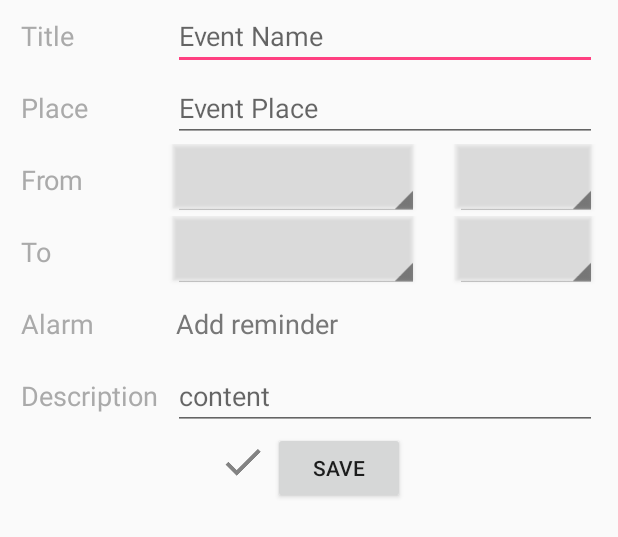
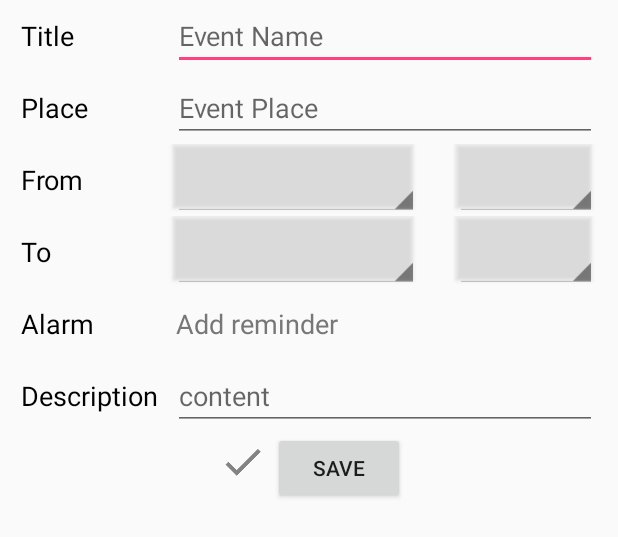
Before and after one commit to sky9611/Android_calender, an Android app: the layout activity_creation_event.xml on its own in the app's theme, with its tools: preview values and no code run, on a phone screen of 412 x 824 dp. Shown: the top 537 px of the screen. Run offline under Robolectric (Android 15) with nearby library versions, the phone set to English and light mode, and no system bars.

Commit message:
creation_event.xml modif

```diff
--- a/calenderDemo/app/src/main/res/layout/activity_creation_event.xml
+++ b/calenderDemo/app/src/main/res/layout/activity_creation_event.xml
@@ -20,7 +20,8 @@
             <TextView
                 android:id="@+id/event_name_label"
                 style="@style/TextAppearance.EditEvent_Label"
-                android:text="Title" />
+                android:text="Title"
+                android:textColor="@android:color/black" />
 
             <EditText
                 android:id="@+id/titre"
@@ -33,9 +34,11 @@
         <!-- WHERE -->
         <TableRow android:id="@+id/where_row"
             android:focusable="true">
+
             <TextView
+                style="@style/TextAppearance.EditEvent_Label"
                 android:text="Place"
-                style="@style/TextAppearance.EditEvent_Label" />
+                android:textColor="@android:color/black" />
             <AutoCompleteTextView
                 android:id="@+id/location"
                 android:singleLine="false"
@@ -46,10 +49,12 @@
         <!--From-->
         <TableRow
             android:id="@+id/from_row">
+
             <TextView
                 android:id="@+id/from_label"
+                style="@style/TextAppearance.EditEvent_Label"
                 android:text="From"
-                style="@style/TextAppearance.EditEvent_Label"/>
+                android:textColor="@android:color/black" />
             <LinearLayout
                 android:orientation="horizontal"
                 android:animateLayoutChanges="false">
@@ -97,10 +102,12 @@
         <!--To-->
         <TableRow
             android:id="@+id/to_row">
+
             <TextView
                 android:id="@+id/to_label"
+                style="@style/TextAppearance.EditEvent_Label"
                 android:text="To"
-                style="@style/TextAppearance.EditEvent_Label" />
+                android:textColor="@android:color/black" />
             <LinearLayout
                 android:orientation="horizontal"
                 android:animateLayoutChanges="false">
@@ -149,10 +156,12 @@
         <TableRow
             android:id="@+id/alarm_eow"
             android:focusable="true">
+
             <TextView
                 android:id="@+id/alarm_label"
+                style="@style/TextAppearance.EditEvent_Label"
                 android:text="Alarm"
-                style="@style/TextAppearance.EditEvent_Label"/>
+                android:textColor="@android:color/black" />
             <LinearLayout
                 android:orientation="vertical"
                 android:gravity="center_vertical|right"
@@ -182,10 +191,12 @@
         <!-- DESCRIPTION -->
         <TableRow android:id="@+id/description_row"
             android:focusable="true">
+
             <TextView
                 android:id="@+id/description_label"
+                style="@style/TextAppearance.EditEvent_Label"
                 android:text="Description"
-                style="@style/TextAppearance.EditEvent_Label" />
+                android:textColor="@android:color/black" />
             <EditText
                 android:id="@+id/description"
                 android:layout_width="wrap_content"
```
